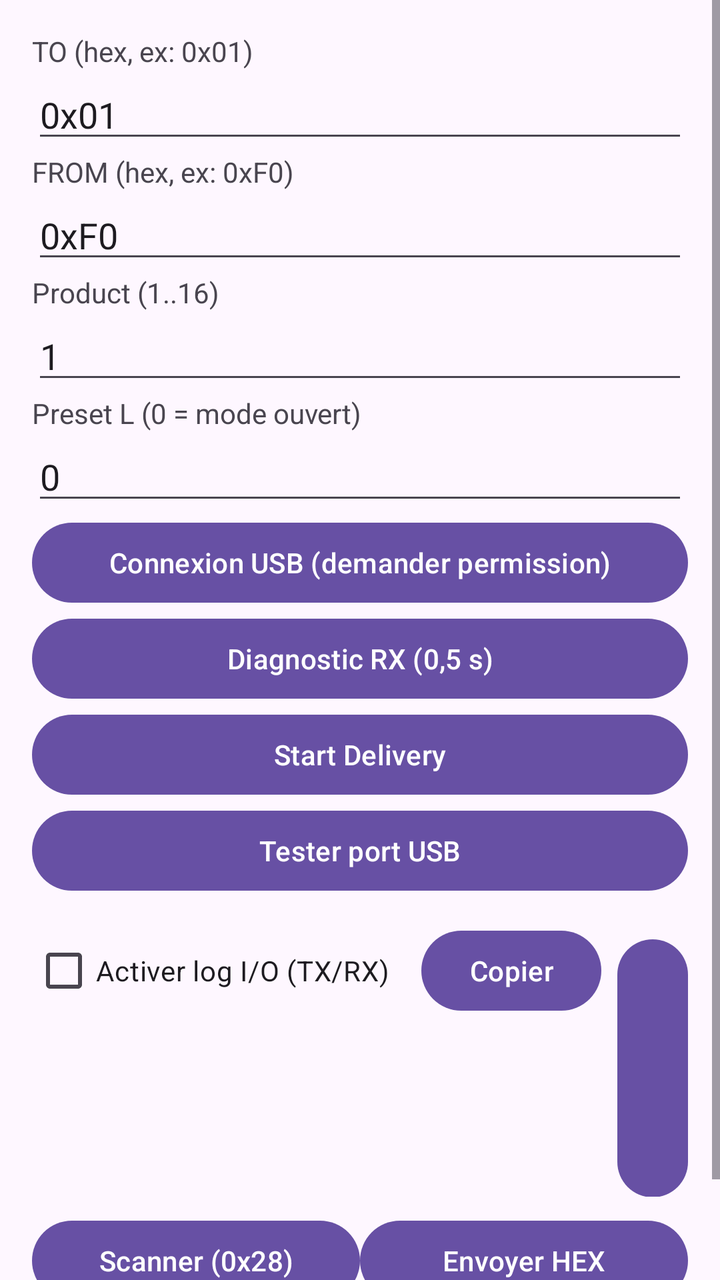
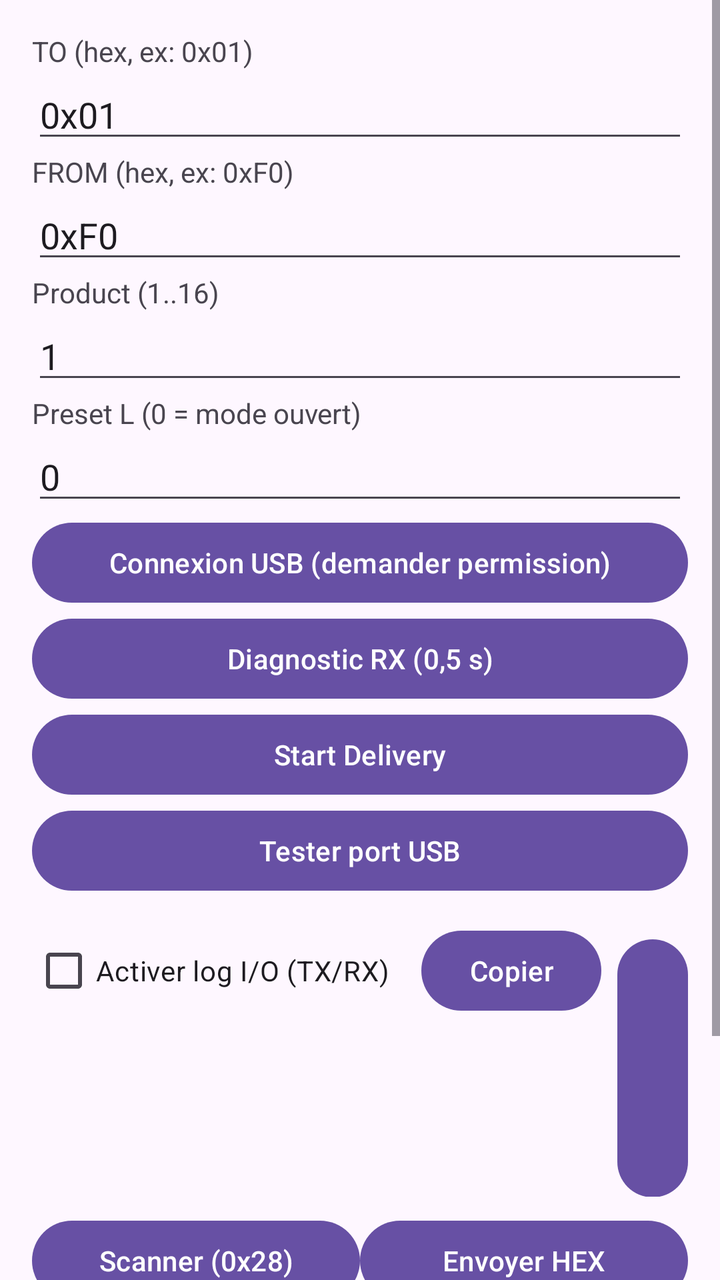

Screens rendered from an Android XML layout before and after an edit, with the pre-edit source and the edit as a unified diff.
<!-- AndroidManifest.xml: application theme Theme.Material3.DayNight.NoActionBar -->
<!-- res/layout/activity_main.xml -->
<ScrollView xmlns:android="http://schemas.android.com/apk/res/android"
    android:layout_width="match_parent"
    android:layout_height="match_parent">

  <LinearLayout
      android:orientation="vertical"
      android:padding="16dp"
      android:layout_width="match_parent"
      android:layout_height="wrap_content">

    <TextView
        android:layout_width="wrap_content"
        android:layout_height="wrap_content"
        android:text="TO (hex, ex: 0x01)" />

    <EditText
        android:id="@+id/edtTo"
        android:layout_width="match_parent"
        android:layout_height="wrap_content"
        android:inputType="text"
        android:text="0x01" />

    <TextView
        android:layout_width="wrap_content"
        android:layout_height="wrap_content"
        android:text="FROM (hex, ex: 0xF0)" />

    <EditText
        android:id="@+id/edtFrom"
        android:layout_width="match_parent"
        android:layout_height="wrap_content"
        android:inputType="text"
        android:text="0xF0" />

    <TextView
        android:layout_width="wrap_content"
        android:layout_height="wrap_content"
        android:text="Product (1..16)" />

    <EditText
        android:id="@+id/edtProduct"
        android:layout_width="match_parent"
        android:layout_height="wrap_content"
        android:inputType="number"
        android:text="1" />

    <TextView
        android:layout_width="wrap_content"
        android:layout_height="wrap_content"
        android:text="Preset L (0 = mode ouvert)" />

    <EditText
        android:id="@+id/edtPreset"
        android:layout_width="match_parent"
        android:layout_height="wrap_content"
        android:inputType="numberDecimal"
        android:text="0" />

    
    <Button
        android:id="@+id/btnConnect"
        android:layout_width="match_parent"
        android:layout_height="wrap_content"
        android:text="Connexion USB (demander permission)" />

    <Button
        android:id="@+id/btnDiag"
        android:layout_width="match_parent"
        android:layout_height="wrap_content"
        android:text="Diagnostic RX (0,5 s)"/>

    <Button
        android:id="@+id/btnStart"
        android:layout_width="match_parent"
        android:layout_height="wrap_content"
        android:text="Start Delivery" />
    
    <Button
        android:id="@+id/btnTestUsb"
        android:layout_width="match_parent"
        android:layout_height="wrap_content"
        android:text="Tester port USB" />

    
    <LinearLayout
        android:layout_width="match_parent"
        android:layout_height="wrap_content"
        android:orientation="horizontal"
        android:layout_marginTop="12dp">

      <CheckBox
          android:id="@+id/switchIoLog"
          android:layout_width="wrap_content"
          android:layout_height="wrap_content"
          android:text="Activer log I/O (TX/RX)"/>

      <Button
          android:id="@+id/btnCopyLog"
          android:layout_width="wrap_content"
          android:layout_height="wrap_content"
          android:text="Copier"
          android:layout_marginStart="16dp"/>

      <Button
          android:id="@+id/btnClearLog"
          android:layout_width="wrap_content"
          android:layout_height="wrap_content"
          android:text="Effacer"
          android:layout_marginStart="8dp"/>
    </LinearLayout>
    
    
    <LinearLayout
        android:id="@+id/layoutDiagConsole"
        android:layout_width="match_parent"
        android:layout_height="wrap_content"
        android:orientation="horizontal"
        android:paddingTop="8dp">

    <Button
        android:id="@+id/btnScan"
        android:layout_width="0dp"
        android:layout_height="wrap_content"
        android:layout_weight="1"
        android:text="Scanner (0x28)" />

    <Button
         android:id="@+id/btnSendHex"
         android:layout_width="0dp"
         android:layout_height="wrap_content"
         android:layout_weight="1"
         android:text="Envoyer HEX" />
    </LinearLayout>


    
    <TextView
        android:id="@+id/txtLog"
        android:layout_width="match_parent"
        android:layout_height="wrap_content"
        android:layout_marginTop="8dp"
        android:textSize="12sp" />

  </LinearLayout>
</ScrollView>
<!-- resources referenced by this layout -->
<resources>

</resources>

<!-- the commit's change to res/layout/activity_main.xml (unified diff, before → after) -->
@@ -132,7 +132,35 @@
          android:text="Envoyer HEX" />
     </LinearLayout>
 
+    
+    <LinearLayout
+        android:id="@+id/layoutDiagABC"
+        android:layout_width="match_parent"
+        android:layout_height="wrap_content"
+        android:orientation="horizontal"
+        android:paddingTop="8dp">
 
+     <Button
+        android:id="@+id/btnA"
+        android:layout_width="0dp"
+        android:layout_height="wrap_content"
+        android:layout_weight="1"
+        android:text="A — Reset (End+Clear)" />
+
+     <Button
+        android:id="@+id/btnB"
+        android:layout_width="0dp"
+        android:layout_height="wrap_content"
+        android:layout_weight="1"
+        android:text="B — Ping(28)+GetMach(23)" />
+
+     <Button
+        android:id="@+id/btnC"
+        android:layout_width="0dp"
+        android:layout_height="wrap_content"
+        android:layout_weight="1"
+        android:text="C — Start Delivery" />
+    </LinearLayout>
     
     <TextView
         android:id="@+id/txtLog"
